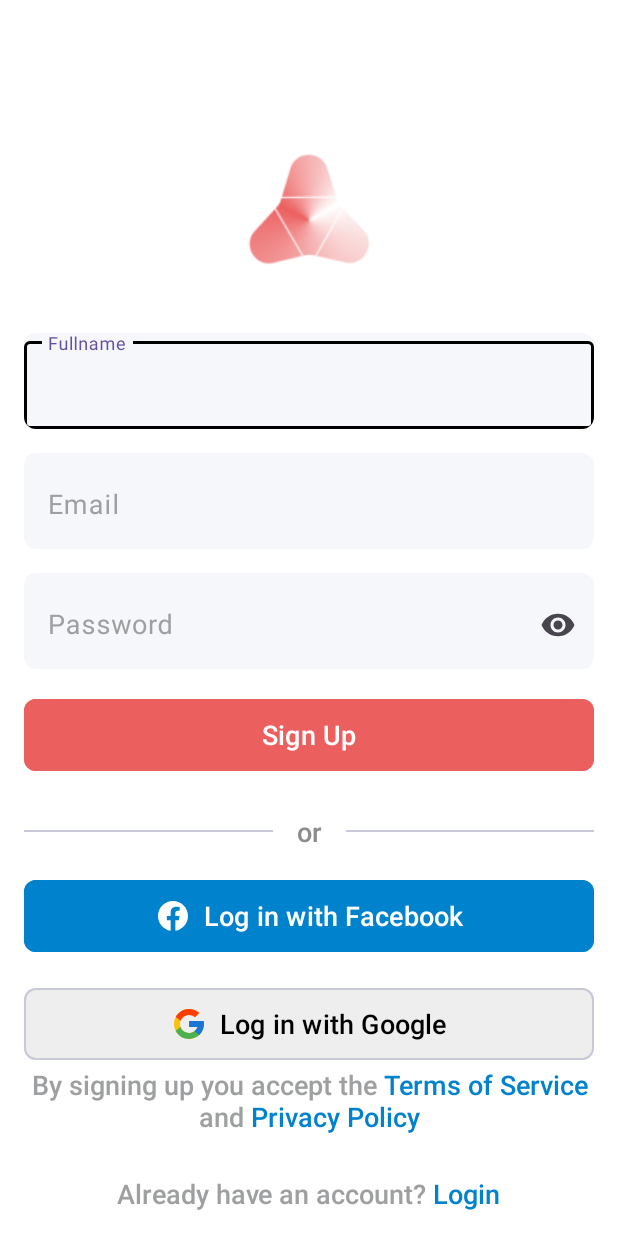
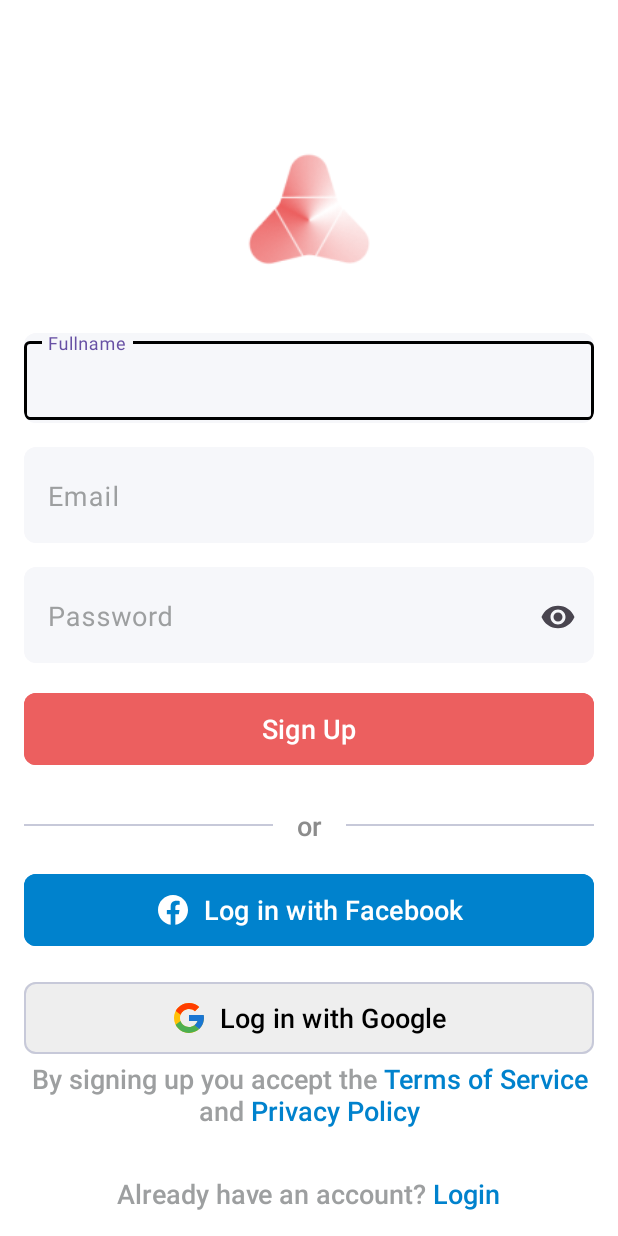
Before and after one commit to lephuoctai/SNAjher_yuk, an Android app: the SignUpPage screen opened directly, with no data from a screen before it, on a phone screen of 412 x 824 dp. Run offline under Robolectric (Android 15) with nearby library versions, the phone set to English and light mode, and no system bars.

Commit message:
fix tran border input

```diff
--- a/app/src/main/res/layout/activity_login_page.xml
+++ b/app/src/main/res/layout/activity_login_page.xml
@@ -34,6 +34,7 @@
                 android:background="@color/gray6"
                 app:boxStrokeWidth="0dp"
                 app:boxStrokeColor="@color/black"
+                android:paddingBottom="2dp"
 
                 android:hint="Email"
                 android:textColorHint="@color/gray3"
@@ -62,6 +63,7 @@
                 android:background="@color/gray6"
                 app:boxStrokeWidth="0dp"
                 app:boxStrokeColor="@color/black"
+                android:paddingBottom="2dp"
                 app:endIconMode="password_toggle"
 
                 android:hint="Password"
--- a/app/src/main/res/layout/activity_sign_up_page.xml
+++ b/app/src/main/res/layout/activity_sign_up_page.xml
@@ -26,7 +26,7 @@
 
         <com.google.android.material.circularreveal.cardview.CircularRevealCardView
             android:layout_width="match_parent"
-            android:layout_height="64dp"
+            android:layout_height="60dp"
             app:cardCornerRadius="8dp"
             app:strokeWidth="0dp"
             >
@@ -36,16 +36,18 @@
                 android:background="@color/gray6"
                 app:boxStrokeWidth="0dp"
                 app:boxStrokeColor="@color/black"
+                android:paddingBottom="2dp"
 
                 android:hint="Fullname"
                 android:textColorHint="@color/gray3"
                 >
+
                 <com.google.android.material.textfield.TextInputEditText
                     android:layout_width="match_parent"
                     android:layout_height="match_parent"
+                    android:inputType="textPersonName"
+
                     android:paddingStart="16dp"
-
-                    android:inputType="textPersonName"
                     android:textSize="18sp" />
             </com.google.android.material.textfield.TextInputLayout>
         </com.google.android.material.circularreveal.cardview.CircularRevealCardView>
@@ -63,6 +65,7 @@
                         android:background="@color/gray6"
                         app:boxStrokeWidth="0dp"
                         app:boxStrokeColor="@color/black"
+                        android:paddingBottom="2dp"
 
                         android:hint="Email"
                         android:textColorHint="@color/gray3"
@@ -90,6 +93,7 @@
                 android:background="@color/gray6"
                 app:boxStrokeWidth="0dp"
                 app:boxStrokeColor="@color/black"
+                android:paddingBottom="2dp"
                 app:endIconMode="password_toggle"
 
                 android:hint="Password"
```
